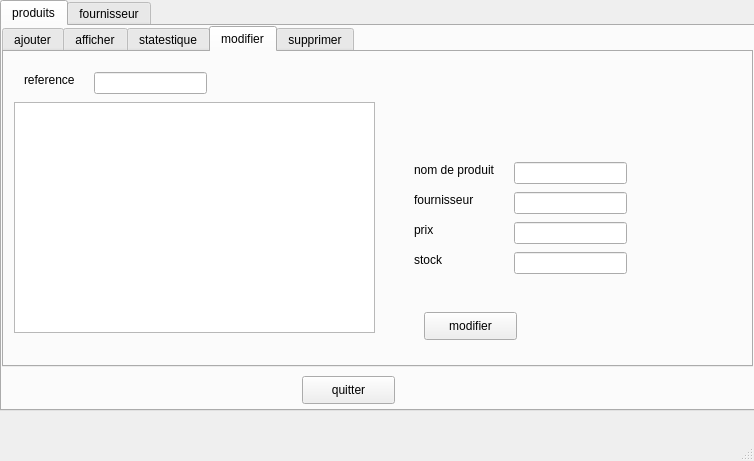
The window that mainwindow.ui (fedinaimi/E-health_2A4) describes before a commit, drawn with Qt 5.
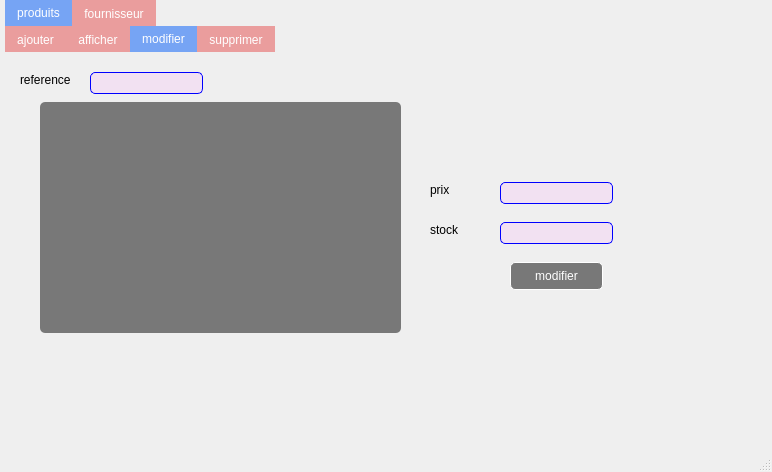
The same window after the commit. The open tabs and pages were chosen to show the change. Icons and pictures are not drawn.

```diff
--- a/mainwindow.ui
+++ b/mainwindow.ui
@@ -6,13 +6,16 @@
    <rect>
     <x>0</x>
     <y>0</y>
-    <width>754</width>
-    <height>461</height>
+    <width>772</width>
+    <height>472</height>
    </rect>
   </property>
   <property name="windowTitle">
    <string>MainWindow</string>
   </property>
+  <property name="styleSheet">
+   <string notr="true"/>
+  </property>
   <widget class="QWidget" name="centralwidget">
    <widget class="QTabWidget" name="tabWidget">
     <property name="geometry">
@@ -23,6 +26,22 @@
       <height>411</height>
      </rect>
     </property>
+    <property name="styleSheet">
+     <string notr="true">QTabBar::tab{
+background:#EA9D9D;
+color:white;
+}
+QTabBar::tab:selected{
+background:#76A4F4;
+color:white;
+}
+QTabWidget::pane { /* The tab widget frame */
+border-top: 0px solid #EA9D9D;
+}
+QTabWidget::tab-bar {
+left: 5px; /* move to the right by 5px */
+}</string>
+    </property>
     <property name="currentIndex">
      <number>1</number>
     </property>
@@ -30,28 +49,32 @@
      <attribute name="title">
       <string>produits</string>
      </attribute>
-     <widget class="QPushButton" name="pushButton_10">
-      <property name="geometry">
-       <rect>
-        <x>300</x>
-        <y>350</y>
-        <width>93</width>
-        <height>28</height>
-       </rect>
-      </property>
-      <property name="text">
-       <string>quitter</string>
-      </property>
-     </widget>
      <widget class="QTabWidget" name="tabWidget_2">
       <property name="geometry">
        <rect>
         <x>0</x>
         <y>0</y>
-        <width>751</width>
+        <width>741</width>
         <height>341</height>
        </rect>
       </property>
+      <property name="styleSheet">
+       <string notr="true">QTabBar::tab{
+background:#EA9D9D;
+color:white;
+url(:/new/prefix1/sources/logo.png)QTabBar::tab
+}
+QTabBar::tab:selected{
+background:#76A4F4;
+color:white;
+}
+QTabWidget::pane { /* The tab widget frame */
+border-top: 0px solid #EA9D9D;
+}
+QTabWidget::tab-bar {
+left: 5px; /* move to the right by 5px */
+}</string>
+      </property>
       <property name="currentIndex">
        <number>4</number>
       </property>
@@ -201,33 +224,31 @@
           <height>301</height>
          </rect>
         </property>
-       </widget>
-      </widget>
-      <widget class="QWidget" name="tab_7">
-       <attribute name="title">
-        <string>statestique</string>
-       </attribute>
-       <widget class="QWidget" name="widget" native="true">
-        <property name="geometry">
-         <rect>
-          <x>0</x>
-          <y>0</y>
-          <width>501</width>
-          <height>301</height>
-         </rect>
-        </property>
-       </widget>
-       <widget class="QPushButton" name="pushButton_5">
-        <property name="geometry">
-         <rect>
-          <x>570</x>
-          <y>120</y>
-          <width>93</width>
-          <height>28</height>
-         </rect>
-        </property>
-        <property name="text">
-         <string>statestique</string>
+        <property name="styleSheet">
+         <string notr="true">QTableView {
+    gridline-color: white;
+color:white;
+   background-color:rgba(0,0,0,50%);
+border:0px;
+border-radius: 5px;
+    }
+QHeaderView {background-color: transparent;
+color:white;
+
+}
+QHeaderView::section{
+border-style: none;
+background-color: transparent;
+margin-bottom:5px;
+margin-top:5px;
+border:0px;
+}
+QTableView QTableCornerButton::section {
+     bottom-style:none;
+border:0px;
+
+ }
+</string>
         </property>
        </widget>
       </widget>
@@ -238,21 +259,19 @@
        <widget class="QLineEdit" name="lineEdit_15">
         <property name="geometry">
          <rect>
-          <x>510</x>
-          <y>170</y>
+          <x>500</x>
+          <y>130</y>
           <width>113</width>
           <height>22</height>
          </rect>
         </property>
-       </widget>
-       <widget class="QLineEdit" name="lineEdit_14">
-        <property name="geometry">
-         <rect>
-          <x>510</x>
-          <y>140</y>
-          <width>113</width>
-          <height>22</height>
-         </rect>
+        <property name="styleSheet">
+         <string notr="true">QLineEdit{
+background-color:rgba(255,170,255,20%);
+border:1 solid blue;
+border-radius:5px;
+color:black;
+}</string>
         </property>
        </widget>
        <widget class="QLabel" name="label_10">
@@ -268,25 +287,27 @@
          <string>reference</string>
         </property>
        </widget>
-       <widget class="QLineEdit" name="lineEdit_12">
-        <property name="geometry">
-         <rect>
-          <x>510</x>
-          <y>110</y>
-          <width>113</width>
-          <height>22</height>
-         </rect>
-        </property>
-       </widget>
        <widget class="QPushButton" name="pushButton_2">
         <property name="geometry">
          <rect>
-          <x>420</x>
-          <y>260</y>
+          <x>510</x>
+          <y>210</y>
           <width>93</width>
           <height>28</height>
          </rect>
         </property>
+        <property name="styleSheet">
+         <string notr="true">QPushButton{
+background-color:rgba(0,0,0,50%);
+color:white;
+border:1 solid white;
+border-radius: 5px;
+}
+QPushButton:hover{
+background-color:rgba(255,0,0,50%);
+color:black;
+}</string>
+        </property>
         <property name="text">
          <string>modifier</string>
         </property>
@@ -294,8 +315,8 @@
        <widget class="QLabel" name="label_13">
         <property name="geometry">
          <rect>
-          <x>410</x>
-          <y>200</y>
+          <x>430</x>
+          <y>170</y>
           <width>55</width>
           <height>16</height>
          </rect>
@@ -307,8 +328,8 @@
        <widget class="QLabel" name="label_12">
         <property name="geometry">
          <rect>
-          <x>410</x>
-          <y>170</y>
+          <x>430</x>
+          <y>130</y>
           <width>55</width>
           <height>16</height>
          </rect>
@@ -317,41 +338,23 @@
          <string>prix</string>
         </property>
        </widget>
-       <widget class="QLabel" name="label_11">
-        <property name="geometry">
-         <rect>
-          <x>410</x>
-          <y>140</y>
-          <width>71</width>
-          <height>16</height>
-         </rect>
-        </property>
-        <property name="text">
-         <string>fournisseur</string>
-        </property>
-       </widget>
-       <widget class="QLabel" name="label_15">
-        <property name="geometry">
-         <rect>
-          <x>410</x>
-          <y>110</y>
-          <width>91</width>
-          <height>16</height>
-         </rect>
-        </property>
-        <property name="text">
-         <string>nom de produit</string>
-        </property>
-       </widget>
        <widget class="QLineEdit" name="lineEdit_16">
         <property name="geometry">
          <rect>
-          <x>510</x>
-          <y>200</y>
+          <x>500</x>
+          <y>170</y>
           <width>113</width>
           <height>22</height>
          </rect>
         </property>
+        <property name="styleSheet">
+         <string notr="true">QLineEdit{
+background-color:rgba(255,170,255,20%);
+border:1 solid blue;
+border-radius:5px;
+color:black;
+}</string>
+        </property>
        </widget>
        <widget class="QLineEdit" name="lineEdit_17">
         <property name="geometry">
@@ -362,16 +365,50 @@
           <height>22</height>
          </rect>
         </property>
+        <property name="styleSheet">
+         <string notr="true">QLineEdit{
+background-color:rgba(255,170,255,20%);
+border:1 solid blue;
+border-radius:5px;
+color:black;
+}</string>
+        </property>
        </widget>
        <widget class="QTableView" name="tableView_4">
         <property name="geometry">
          <rect>
-          <x>10</x>
+          <x>40</x>
           <y>50</y>
           <width>361</width>
           <height>231</height>
          </rect>
         </property>
+        <property name="styleSheet">
+         <string notr="true">QTableView {
+    gridline-color: white;
+color:white;
+   background-color:rgba(0,0,0,50%);
+border:0px;
+border-radius: 5px;
+    }
+QHeaderView {background-color: transparent;
+color:white;
+
+}
+QHeaderView::section{
+border-style: none;
+background-color: transparent;
+margin-bottom:5px;
+margin-top:5px;
+border:0px;
+}
+QTableView QTableCornerButton::section {
+     bottom-style:none;
+border:0px;
+
+ }
+</string>
+        </property>
        </widget>
       </widget>
       <widget class="QWidget" name="tab_4">
```
Left out of the diff: 449 changed lines with no effect on the pictures.
